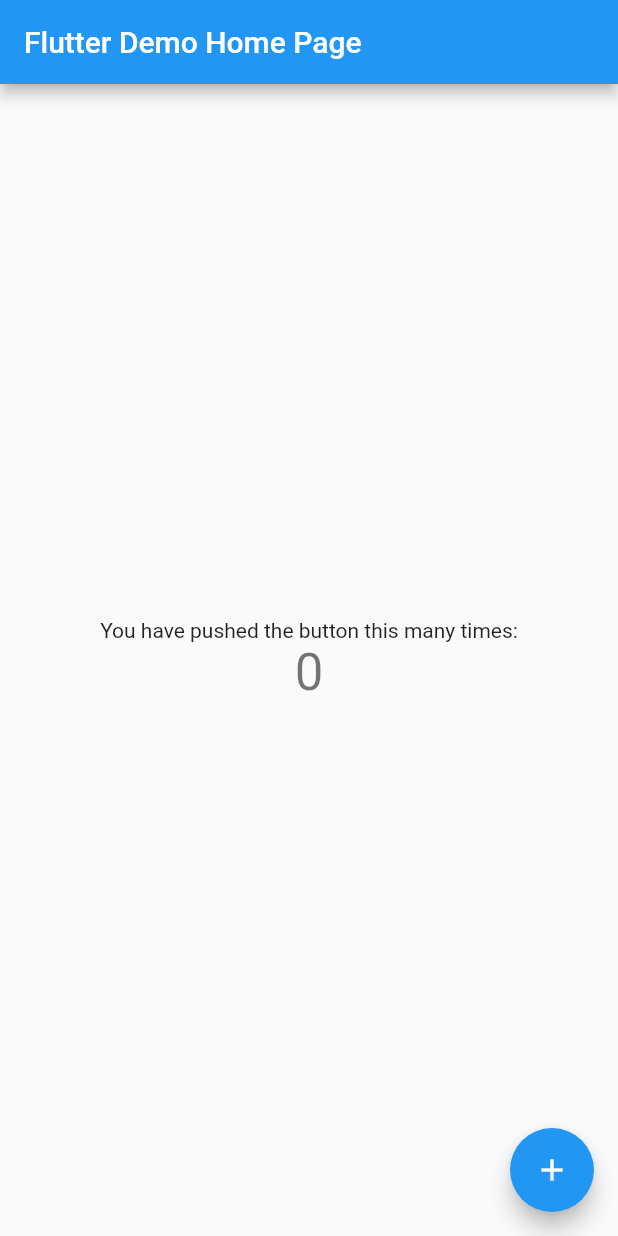
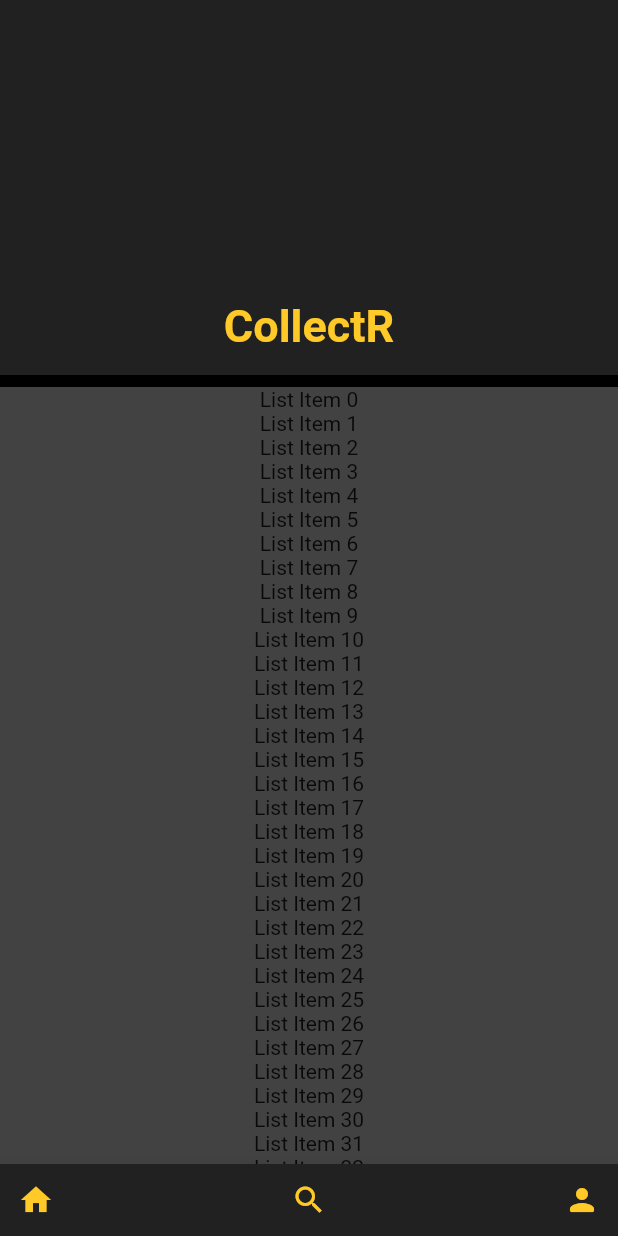
Before and after one commit to Logan-Lafauci/CollectR, a Flutter app: the screen it shows after launch, on a phone screen of 412 x 824 dp. Run offline on Flutter 3.47's test engine with Material 2 defaults, Android fonts, the phone set to English and light mode, and no system bars; Roboto replaces fonts that are missing (Cairo).

Commit message:
Add files via upload
got a basic ui up and running

```diff
--- a/lib/main.dart
+++ b/lib/main.dart
@@ -3,7 +3,6 @@
 import 'collectible.dart';
 
 void main() {
-  //These are tester classes for zack to use. He might need to move them
   User logan = User("Ignie", "Logan12345");
   logan.addItem('Spiderman Torment Part 1',
       'This is the first issue of the Spiderman Torment story line.',
@@ -12,116 +11,146 @@
   logan.addItem('Childish Gambino Because of The Internet Vinyl',
       'This is a vinyl of Donald Glover\'s second studio album.',
       price: 49.95, image: 'assets/Childish_Vinyl');
-
-  runApp(const MyApp());
+  runApp(
+      MaterialApp(
+        home: Home(),
+      )
+  );
 }
 
-class MyApp extends StatelessWidget {
-  const MyApp({Key? key}) : super(key: key);
 
-  // This widget is the root of your application.
+
+
+
+class Home extends StatelessWidget {
+  const Home({Key? key}) : super(key: key);
+
   @override
   Widget build(BuildContext context) {
-    return MaterialApp(
-      title: 'Flutter Demo',
-      theme: ThemeData(
-        // This is the theme of your application.
-        //
-        // Try running your application with "flutter run". You'll see the
-        // application has a blue toolbar. Then, without quitting the app, try
-        // changing the primarySwatch below to Colors.green and then invoke
-        // "hot reload" (press "r" in the console where you ran "flutter run",
-        // or simply save your changes to "hot reload" in a Flutter IDE).
-        // Notice that the counter didn't reset back to zero; the application
-        // is not restarted.
-        primarySwatch: Colors.blue,
+    return Scaffold(
+      // appBar: AppBar(
+      //  title: Text(
+      //     'CollectR',
+      //     style: TextStyle(
+      //       fontSize:  20.0,
+      //       fontWeight: FontWeight.bold,
+      //       color: Colors.amber[300],
+      //       fontFamily: 'Cairo',
+      //     ),
+      //
+      //   ),
+      //   centerTitle: true,
+      //   backgroundColor: Colors.grey[900],
+      //
+      // ),
+
+
+
+
+      body: Container(
+        child: CustomScrollView(
+          slivers: <Widget>[
+            SliverPadding(
+              padding: EdgeInsets.only(bottom: 8.0),
+              sliver: SliverAppBar(
+                pinned: true,
+                expandedHeight: 250.0,
+                flexibleSpace: FlexibleSpaceBar(
+                  title: Text(
+                    'CollectR',
+                    style: TextStyle(
+                      fontSize:  20.0,
+                      fontWeight: FontWeight.bold,
+                      color: Colors.amber[400],
+                      fontFamily: 'Cairo',
+                    ),
+                  ),
+                  centerTitle: true,
+
+                ),
+                backgroundColor: Colors.grey[900],
+              ),
+            ),
+            // SliverGrid(
+            //   gridDelegate: const SliverGridDelegateWithMaxCrossAxisExtent(
+            //     maxCrossAxisExtent: 200.0,
+            //     mainAxisSpacing: 10.0,
+            //     crossAxisSpacing: 10.0,
+            //     childAspectRatio: 4.0,
+            //   ),
+            //   delegate: SliverChildBuilderDelegate(
+            //         (BuildContext context, int index) {
+            //       return Container(
+            //         alignment: Alignment.center,
+            //         color: Colors.teal[100 * (index % 9)],
+            //         child: Text('Grid Item $index'),
+            //       );
+            //     },
+            //     childCount: 20,
+            //   ),
+            // ),
+
+            SliverPadding(
+              padding: EdgeInsets.only(bottom: 8.0),
+              sliver: SliverList(
+
+                // itemExtent: 100.0,
+
+                delegate: SliverChildBuilderDelegate(
+
+                      (BuildContext context, int index) {
+
+                    return Container(
+
+                      alignment: Alignment.center,
+                      color: Colors.grey[800],
+                      child: Text('List Item $index'),
+
+                    );
+                  },
+                ),
+              ),
+            )
+          ],
+        ),
+        color: Colors.black,
       ),
-      home: const MyHomePage(title: 'Flutter Demo Home Page'),
+
+
+
+
+
+
+      bottomNavigationBar: BottomAppBar(
+        child: Row(
+          children: [
+            IconButton(
+              icon: Icon(Icons.home), onPressed: () {},
+              color: Colors.amber[400],
+            ),
+
+            Spacer(),
+            IconButton(
+              icon: Icon(Icons.search), onPressed: () {},
+              color: Colors.amber[400],
+            ),
+            Spacer(),
+            IconButton(
+              icon: Icon(Icons.person_rounded), onPressed: () {},
+              color: Colors.amber[400],
+            ),
+
+          ],
+        ),
+        color: Colors.grey[900],
+      ),
+
+
+
+
+
+
+
     );
   }
 }
-
-class MyHomePage extends StatefulWidget {
-  const MyHomePage({Key? key, required this.title}) : super(key: key);
-
-  // This widget is the home page of your application. It is stateful, meaning
-  // that it has a State object (defined below) that contains fields that affect
-  // how it looks.
-
-  // This class is the configuration for the state. It holds the values (in this
-  // case the title) provided by the parent (in this case the App widget) and
-  // used by the build method of the State. Fields in a Widget subclass are
-  // always marked "final".
-
-  final String title;
-
-  @override
-  State<MyHomePage> createState() => _MyHomePageState();
-}
-
-class _MyHomePageState extends State<MyHomePage> {
-  int _counter = 0;
-
-  void _incrementCounter() {
-    setState(() {
-      // This call to setState tells the Flutter framework that something has
-      // changed in this State, which causes it to rerun the build method below
-      // so that the display can reflect the updated values. If we changed
-      // _counter without calling setState(), then the build method would not be
-      // called again, and so nothing would appear to happen.
-      _counter++;
-    });
-  }
-
-  @override
-  Widget build(BuildContext context) {
-    // This method is rerun every time setState is called, for instance as done
-    // by the _incrementCounter method above.
-    //
-    // The Flutter framework has been optimized to make rerunning build methods
-    // fast, so that you can just rebuild anything that needs updating rather
-    // than having to individually change instances of widgets.
-    return Scaffold(
-      appBar: AppBar(
-        // Here we take the value from the MyHomePage object that was created by
-        // the App.build method, and use it to set our appbar title.
-        title: Text(widget.title),
-      ),
-      body: Center(
-        // Center is a layout widget. It takes a single child and positions it
-        // in the middle of the parent.
-        child: Column(
-          // Column is also a layout widget. It takes a list of children and
-          // arranges them vertically. By default, it sizes itself to fit its
-          // children horizontally, and tries to be as tall as its parent.
-          //
-          // Invoke "debug painting" (press "p" in the console, choose the
-          // "Toggle Debug Paint" action from the Flutter Inspector in Android
-          // Studio, or the "Toggle Debug Paint" command in Visual Studio Code)
-          // to see the wireframe for each widget.
-          //
-          // Column has various properties to control how it sizes itself and
-          // how it positions its children. Here we use mainAxisAlignment to
-          // center the children vertically; the main axis here is the vertical
-          // axis because Columns are vertical (the cross axis would be
-          // horizontal).
-          mainAxisAlignment: MainAxisAlignment.center,
-          children: <Widget>[
-            const Text(
-              'You have pushed the button this many times:',
-            ),
-            Text(
-              '$_counter',
-              style: Theme.of(context).textTheme.headline4,
-            ),
-          ],
-        ),
-      ),
-      floatingActionButton: FloatingActionButton(
-        onPressed: _incrementCounter,
-        tooltip: 'Increment',
-        child: const Icon(Icons.add),
-      ), // This trailing comma makes auto-formatting nicer for build methods.
-    );
-  }
-}
```
